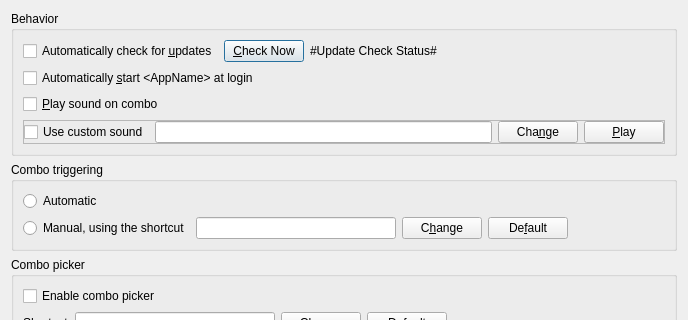
Old version of the form Beeftext/PreferencesDialog.ui in the repository xmichelo/Beeftext; both pictures show x 0 to 688 and y 0 to 320 of the 688 by 759 pixel window.
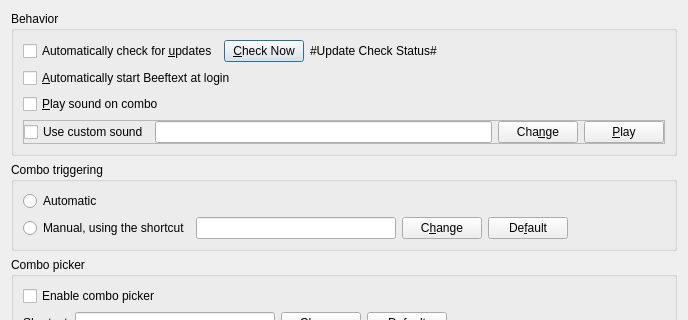
New version of the form.

The edit to the form file:
```diff
--- a/Beeftext/PreferencesDialog.ui
+++ b/Beeftext/PreferencesDialog.ui
@@ -48,7 +48,7 @@
       <item>
        <widget class="QCheckBox" name="checkAutoStart">
         <property name="text">
-         <string notr="true">Automatically &amp;start &lt;AppName&gt; at login</string>
+         <string>&amp;Automatically start Beeftext at login</string>
         </property>
        </widget>
       </item>
```
